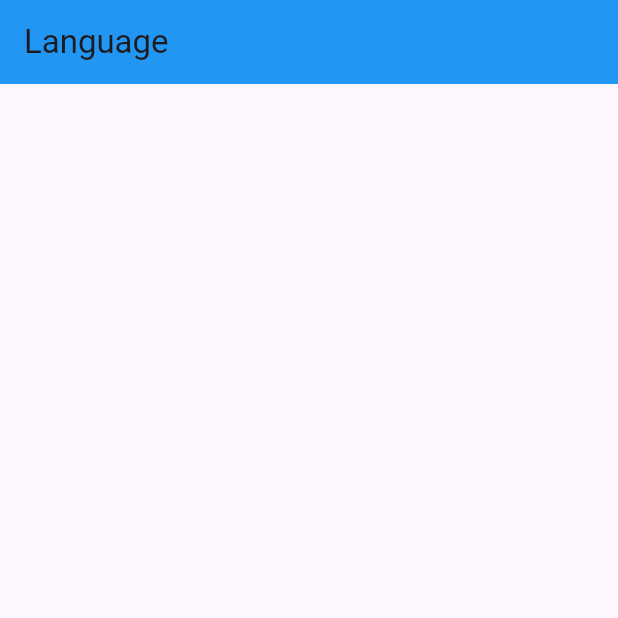
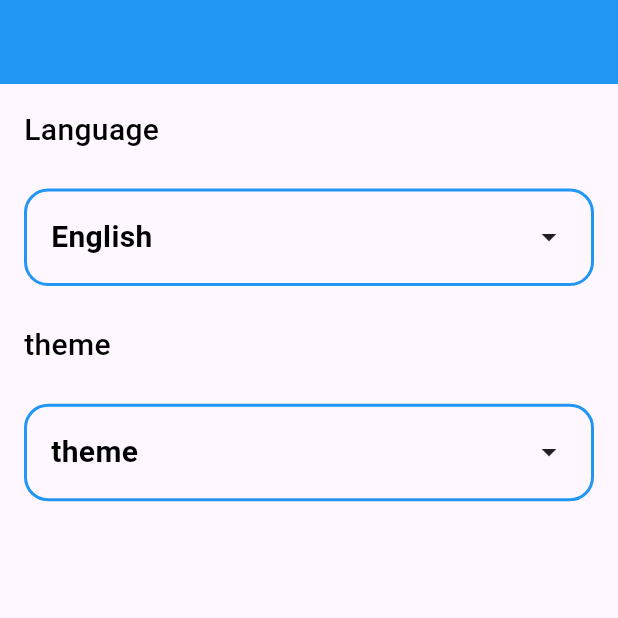
Before and after one commit to MohamedEbrahimRezq/event_app, a Flutter app: the screen it shows after launch, on a phone screen of 412 x 824 dp, the top half of it. Run offline on Flutter 3.47's test engine with Material 3 defaults, Android fonts, the phone set to English and light mode, and no system bars; generated files the repository leaves out were written again.

Commit message:
set the localizations

```diff
--- /dev/null
+++ b/lib/app_utls/app_colors.dart
@@ -0,0 +1,5 @@
+import 'package:flutter/material.dart';
+
+class AppColors{
+
+}
--- /dev/null
+++ b/lib/app_utls/app_styles.dart
@@ -0,0 +1,5 @@
+import 'package:flutter/material.dart';
+
+class AppStyle {
+
+ }
--- a/lib/home_screen/home_screen.dart
+++ b/lib/home_screen/home_screen.dart
@@ -1,17 +1,107 @@
+import 'package:event_planning_app/home_screen/language_sheet.dart';
 import 'package:flutter/material.dart';
 import 'package:flutter_gen/gen_l10n/app_localizations.dart';
 
 
-class HomeScreen extends StatelessWidget {
+class HomeScreen extends StatefulWidget {
   static const String routeName = 'home_screen';
 
   @override
+  State<HomeScreen> createState() => _HomeScreenState();
+}
+
+class _HomeScreenState extends State<HomeScreen> {
+  @override
   Widget build(BuildContext context) {
+    var height = MediaQuery.of(context).size.height;
     return Scaffold(
       appBar: AppBar(
         backgroundColor: Colors.blue,
-        title: Text(AppLocalizations.of(context)!.language),
+      ),
+      body: Padding(
+        padding: const EdgeInsets.all(16),
+        child: Column(
+          crossAxisAlignment: CrossAxisAlignment.start,
+          children: [
+            Text(AppLocalizations.of(context)!.language, style: TextStyle(
+              fontSize: 20,
+              fontWeight: FontWeight.w500,
+              color: Colors.black
+            ),),
+            SizedBox(height: height*0.03),
+            InkWell(
+              onTap: (){
+                showLanguageBottomSheet();
+              },
+              child: Container(
+                padding: EdgeInsets.all(16),
+                decoration: BoxDecoration(
+                  borderRadius: BorderRadius.circular(16),
+                  border: Border.all(
+                    color: Colors.blue,
+                    width: 2
+                  )
+                ),
+                child: Row(
+                  mainAxisAlignment: MainAxisAlignment.spaceBetween,
+                  children: [
+                    Text(AppLocalizations.of(context)!.english,
+                      style: TextStyle(
+                      fontWeight: FontWeight.bold,
+                        fontSize: 20,
+                        color: Colors.black
+                    )
+                    ),
+                    Icon(Icons.arrow_drop_down)
+                  ],
+                ),
+              ),
+            ),
+            SizedBox(height: height*0.03),
+            Text(AppLocalizations.of(context)!.theme, style: TextStyle(
+                fontSize: 20,
+                fontWeight: FontWeight.w500,
+                color: Colors.black
+            ),),
+            SizedBox(height: height*0.03),
+            InkWell(
+              onTap: (){
+
+              },
+              child: Container(
+                padding: EdgeInsets.all(16),
+                decoration: BoxDecoration(
+                    borderRadius: BorderRadius.circular(16),
+                    border: Border.all(
+                        color: Colors.blue,
+                        width: 2
+                    )
+                ),
+                child: Row(
+                  mainAxisAlignment: MainAxisAlignment.spaceBetween,
+                  children: [
+                    Text(AppLocalizations.of(context)!.theme,
+                        style: TextStyle(
+                            fontWeight: FontWeight.bold,
+                            fontSize: 20,
+                            color: Colors.black
+                        )
+                    ),
+                    Icon(Icons.arrow_drop_down)
+                  ],
+                ),
+              ),
+            ),
+          ],
+        ),
       ),
     );
   }
+
+  void showLanguageBottomSheet (){
+    showModalBottomSheet(
+        context: context,
+        builder: (context) => LanguageBottomSheet()
+    );
+  }
 }
```
Also changed, not shown: lib/app_utls/app_theme.dart (added, +11 -0 lines), lib/home_screen/language_sheet.dart (added, +37 -0 lines).
